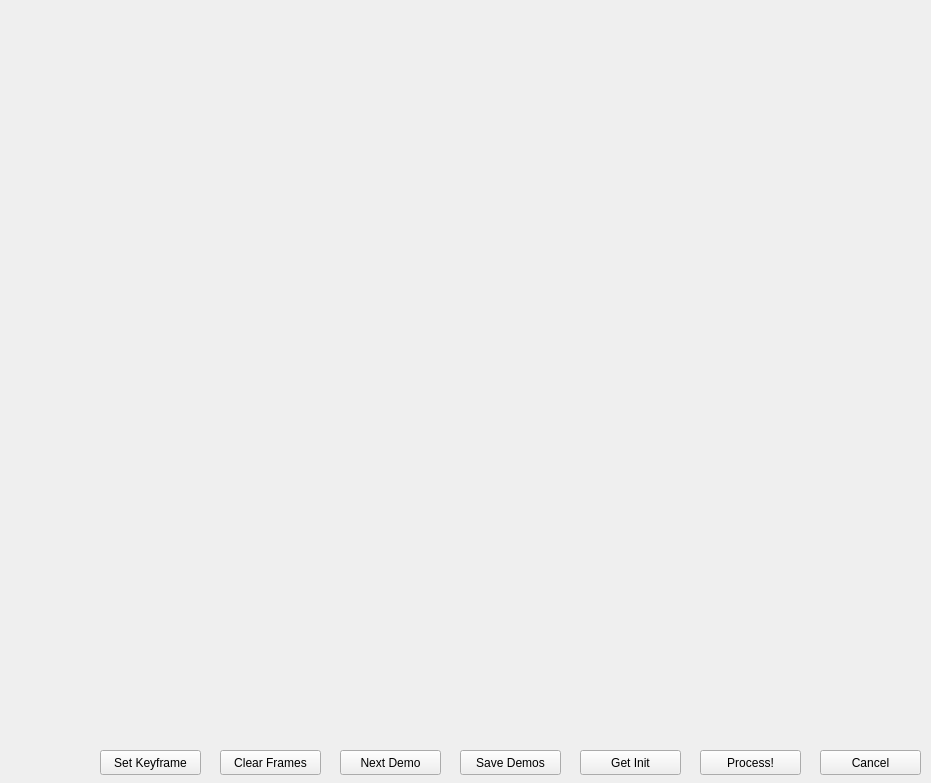
The window that srp_md/src/srp_md/ui/pyqt_format_vid.ui (fnivek/srp_md) describes before a commit, drawn with Qt 5.
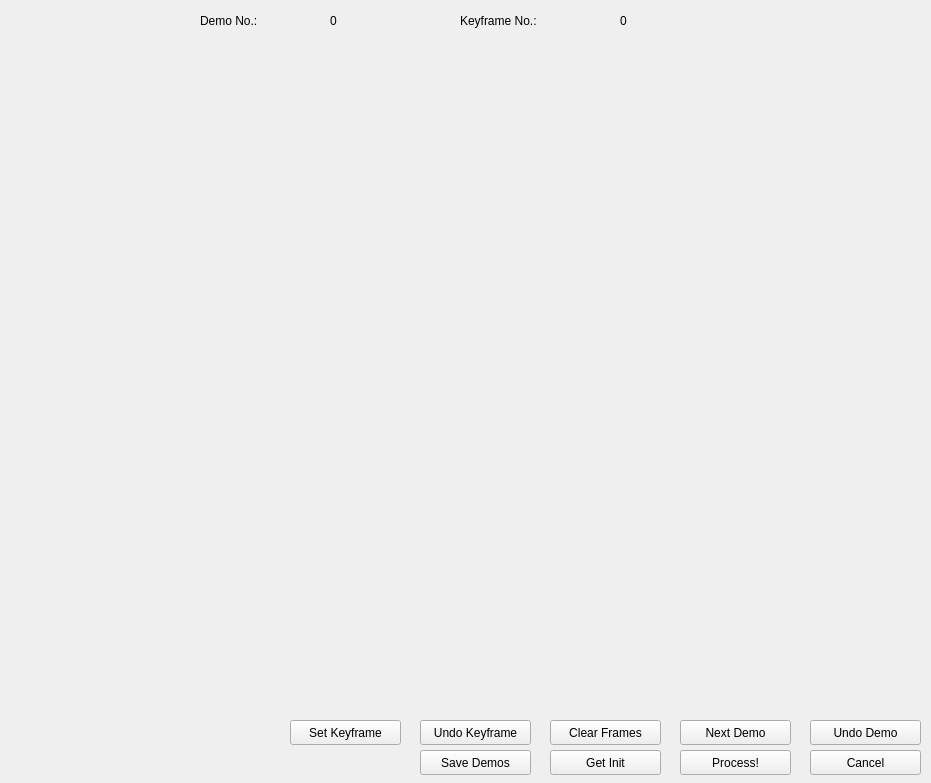
The same window after the commit.

Commit message: UI: Implement undo demo + undo keyframe pleaseeeeeeeeeeeeeee

What changed in the file:
```diff
--- a/srp_md/src/srp_md/ui/pyqt_format_vid.ui
+++ b/srp_md/src/srp_md/ui/pyqt_format_vid.ui
@@ -17,9 +17,9 @@
    <property name="geometry">
     <rect>
      <x>10</x>
-     <y>10</y>
+     <y>40</y>
      <width>911</width>
-     <height>721</height>
+     <height>671</height>
     </rect>
    </property>
    <property name="text">
@@ -29,9 +29,9 @@
   <widget class="QPushButton" name="set_keyframe">
    <property name="geometry">
     <rect>
-     <x>100</x>
-     <y>750</y>
-     <width>101</width>
+     <x>290</x>
+     <y>720</y>
+     <width>111</width>
      <height>25</height>
     </rect>
    </property>
@@ -42,9 +42,9 @@
   <widget class="QPushButton" name="save_demos">
    <property name="geometry">
     <rect>
-     <x>460</x>
+     <x>420</x>
      <y>750</y>
-     <width>101</width>
+     <width>111</width>
      <height>25</height>
     </rect>
    </property>
@@ -55,9 +55,9 @@
   <widget class="QPushButton" name="clear_keyframes">
    <property name="geometry">
     <rect>
-     <x>220</x>
-     <y>750</y>
-     <width>101</width>
+     <x>550</x>
+     <y>720</y>
+     <width>111</width>
      <height>25</height>
     </rect>
    </property>
@@ -68,9 +68,9 @@
   <widget class="QPushButton" name="cancel">
    <property name="geometry">
     <rect>
-     <x>820</x>
+     <x>810</x>
      <y>750</y>
-     <width>101</width>
+     <width>111</width>
      <height>25</height>
     </rect>
    </property>
@@ -81,9 +81,9 @@
   <widget class="QPushButton" name="next_demo">
    <property name="geometry">
     <rect>
-     <x>340</x>
-     <y>750</y>
-     <width>101</width>
+     <x>680</x>
+     <y>720</y>
+     <width>111</width>
      <height>25</height>
     </rect>
    </property>
@@ -94,9 +94,9 @@
   <widget class="QPushButton" name="process_data">
    <property name="geometry">
     <rect>
-     <x>700</x>
+     <x>680</x>
      <y>750</y>
-     <width>101</width>
+     <width>111</width>
      <height>25</height>
     </rect>
    </property>
@@ -107,9 +107,9 @@
   <widget class="QPushButton" name="get_init">
    <property name="geometry">
     <rect>
-     <x>580</x>
+     <x>550</x>
      <y>750</y>
-     <width>101</width>
+     <width>111</width>
      <height>25</height>
     </rect>
    </property>
@@ -117,6 +117,84 @@
     <string>Get Init</string>
    </property>
   </widget>
+  <widget class="QLabel" name="demo_label">
+   <property name="geometry">
+    <rect>
+     <x>200</x>
+     <y>10</y>
+     <width>131</width>
+     <height>21</height>
+    </rect>
+   </property>
+   <property name="text">
+    <string>Demo No.:</string>
+   </property>
+  </widget>
+  <widget class="QLabel" name="keyframe_label">
+   <property name="geometry">
+    <rect>
+     <x>460</x>
+     <y>10</y>
+     <width>161</width>
+     <height>21</height>
+    </rect>
+   </property>
+   <property name="text">
+    <string>Keyframe No.:</string>
+   </property>
+  </widget>
+  <widget class="QLabel" name="demo_num">
+   <property name="geometry">
+    <rect>
+     <x>330</x>
+     <y>10</y>
+     <width>131</width>
+     <height>21</height>
+    </rect>
+   </property>
+   <property name="text">
+    <string>0</string>
+   </property>
+  </widget>
+  <widget class="QLabel" name="keyframe_num">
+   <property name="geometry">
+    <rect>
+     <x>620</x>
+     <y>10</y>
+     <width>131</width>
+     <height>21</height>
+    </rect>
+   </property>
+   <property name="text">
+    <string>0</string>
+   </property>
+  </widget>
+  <widget class="QPushButton" name="undo_demo">
+   <property name="geometry">
+    <rect>
+     <x>810</x>
+     <y>720</y>
+     <width>111</width>
+     <height>25</height>
+    </rect>
+   </property>
+   <property name="text">
+    <string>Undo Demo</string>
+   </property>
+  </widget>
+  <widget class="QPushButton" name="undo_keyframe">
+   <property name="geometry">
+    <rect>
+     <x>420</x>
+     <y>720</y>
+     <width>111</width>
+     <height>25</height>
+    </rect>
+   </property>
+   <property name="text">
+    <string>Undo Keyframe</string>
+   </property>
+  </widget>
  </widget>
  <resources/>
  <connections/>
```
The commit also changes 3 other files.
